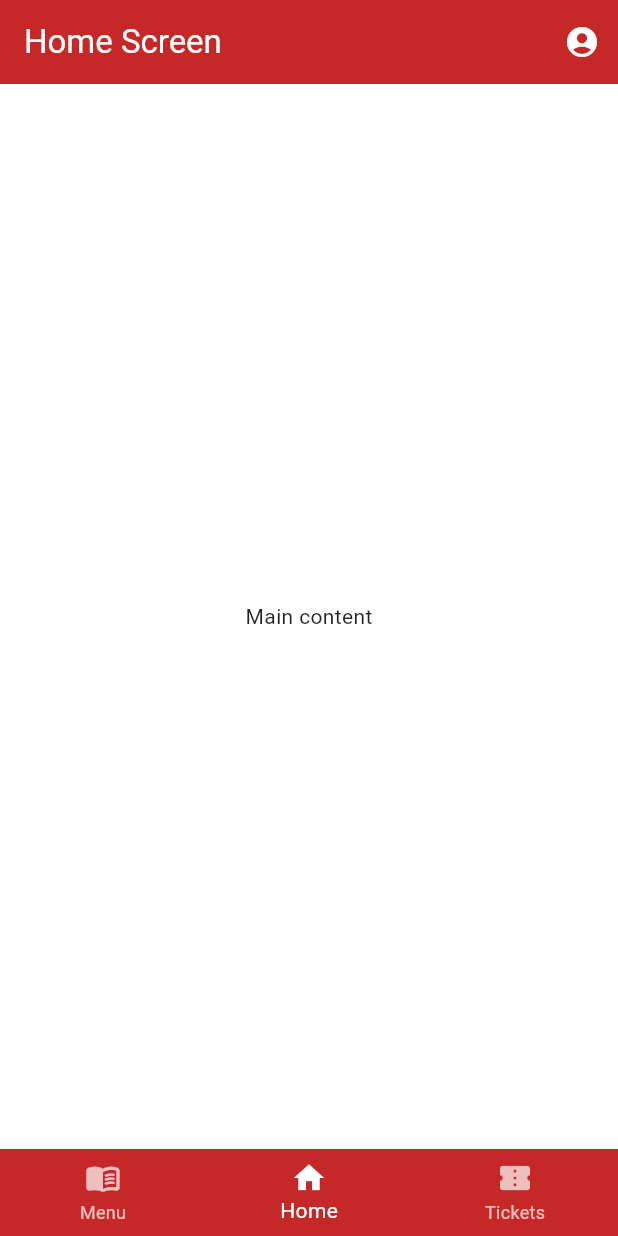
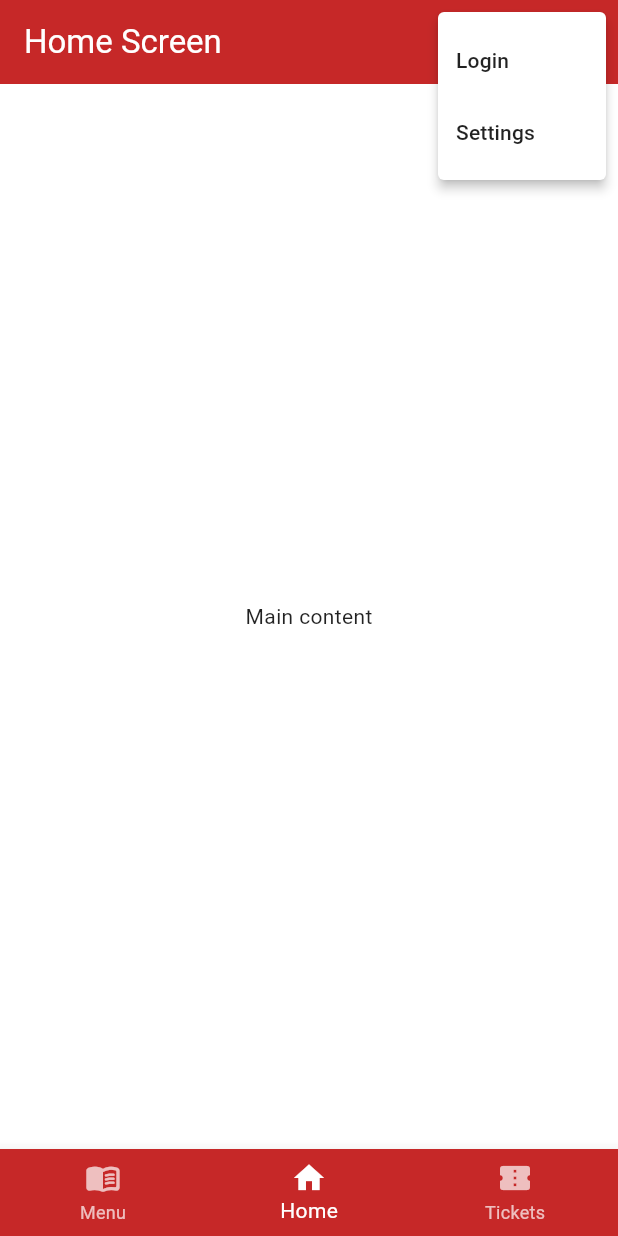
Before and after one commit to Nickyecen/ufrgs-app, a Flutter app: the screen it shows after launch, item 2 of the bottom bar chosen, after a tap on the "account circle" icon, on a phone screen of 412 x 824 dp. Run offline on Flutter 3.47's test engine with Material 3 defaults, Android fonts, the light colour scheme and no system bars; our stand-ins replace logger, webview_flutter.

Commit message:
Start work on login system

```diff
--- /dev/null
+++ b/app_refactor/ufrgs_app/devtools_options.yaml
@@ -0,0 +1,3 @@
+description: This file stores settings for Dart & Flutter DevTools.
+documentation: https://docs.flutter.dev/tools/devtools/extensions#configure-extension-enablement-states
+extensions:
--- a/app_refactor/ufrgs_app/lib/view/app_themes.dart
+++ b/app_refactor/ufrgs_app/lib/view/app_themes.dart
@@ -22,6 +22,9 @@ class AppThemes {
       backgroundColor: Colors.red[800]!,
       selectedItemColor: Colors.white,
       unselectedItemColor: Colors.white70,
+    ),
+    elevatedButtonTheme: ElevatedButtonThemeData(
+      style: ElevatedButton.styleFrom(backgroundColor: Colors.red),
     ),
   );
 
--- a/app_refactor/ufrgs_app/lib/view/widgets/persistent_scaffold.dart
+++ b/app_refactor/ufrgs_app/lib/view/widgets/persistent_scaffold.dart
@@ -1,9 +1,13 @@
 import 'package:flutter/material.dart';
+import 'package:ufrgs_app/view/screens/login_screen.dart';
 
+/// Class for scaffolding that will be used around the main screens of the app
+/// Consists of a top bar with a user icon and a bottom navigation bar surrounding
+/// the contents of the page
 class PersistentScaffold extends StatefulWidget {
-  final List<Widget> pages;
-  final List<BottomNavigationBarItem> bottomNavItems;
-  final List<Text> titles;
+  final List<Widget> pages; // Pages that will have the top and bottom bars
+  final List<BottomNavigationBarItem> bottomNavItems; // Bottom bar icons
+  final List<Text> titles; // Titles that appear on the top bar
 
   const PersistentScaffold({
     super.key,
@@ -17,7 +21,7 @@ class PersistentScaffold extends StatefulWidget {
 }
 
 class _PersistentScaffoldWidgetState extends State<PersistentScaffold> {
-  int _currentIndex = 1;
+  int _currentIndex = 1; // Current page index
   late PageController _pageController;
 
   @override
@@ -35,19 +39,52 @@ class _PersistentScaffoldWidgetState extends State<PersistentScaffold> {
   @override
   Widget build(BuildContext context) {
     return Scaffold(
+      // Top bar
       appBar: AppBar(
         title: widget.titles.elementAt(_currentIndex),
         actions: [
-          IconButton(onPressed: () {}, icon: const Icon(Icons.account_circle)),
+          // Account button
+          PopupMenuButton(
+            icon: const Icon(Icons.account_circle),
+            // Changes the screen based on the pressed option
+            onSelected: (value) {
+              if (value == 'login') {
+                Navigator.push(
+                  context,
+                  MaterialPageRoute(builder: (context) => const LoginScreen()),
+                );
+              } else if (value == 'settings') {
+                Navigator.push(
+                  context,
+                  MaterialPageRoute(builder: (context) => const Placeholder()),
+                );
+              }
+            },
+            // Creates the pop up menu buttons
+            itemBuilder:
+                (BuildContext context) => [
+                  const PopupMenuItem<String>(
+                    value: 'login',
+                    child: Text('Login'),
+                  ),
+                  const PopupMenuItem<String>(
+                    value: 'settings',
+                    child: Text('Settings'),
+                  ),
+                ],
+          ),
         ],
       ),
+      // Main contents of the page
       body: PageView(
         controller: _pageController,
         physics: const NeverScrollableScrollPhysics(), // Disable swipe
-        children: widget.pages,
+        children: widget.pages, // Shows the page
       ),
+      // Bottom bar
       bottomNavigationBar: BottomNavigationBar(
         currentIndex: _currentIndex,
+        // Pressing an icon takes the user to that page
         onTap: (index) {
           setState(() => _currentIndex = index);
           _pageController.jumpToPage(index);
--- a/app_refactor/ufrgs_app/pubspec.yaml
+++ b/app_refactor/ufrgs_app/pubspec.yaml
@@ -14,6 +14,8 @@ dependencies:
   provider: ^6.0.5
   webview_flutter: ^4.12.0
   cupertino_icons: ^1.0.8
+  http: ^1.4.0
+  logger: ^2.5.0
 
 dev_dependencies:
   flutter_test:
```
Also changed, not shown: app_refactor/ufrgs_app/lib/control/login_control.dart (added, +50 -0 lines), app_refactor/ufrgs_app/lib/view/screens/login_screen.dart (added, +110 -0 lines), app_refactor/ufrgs_app/pubspec.lock.
